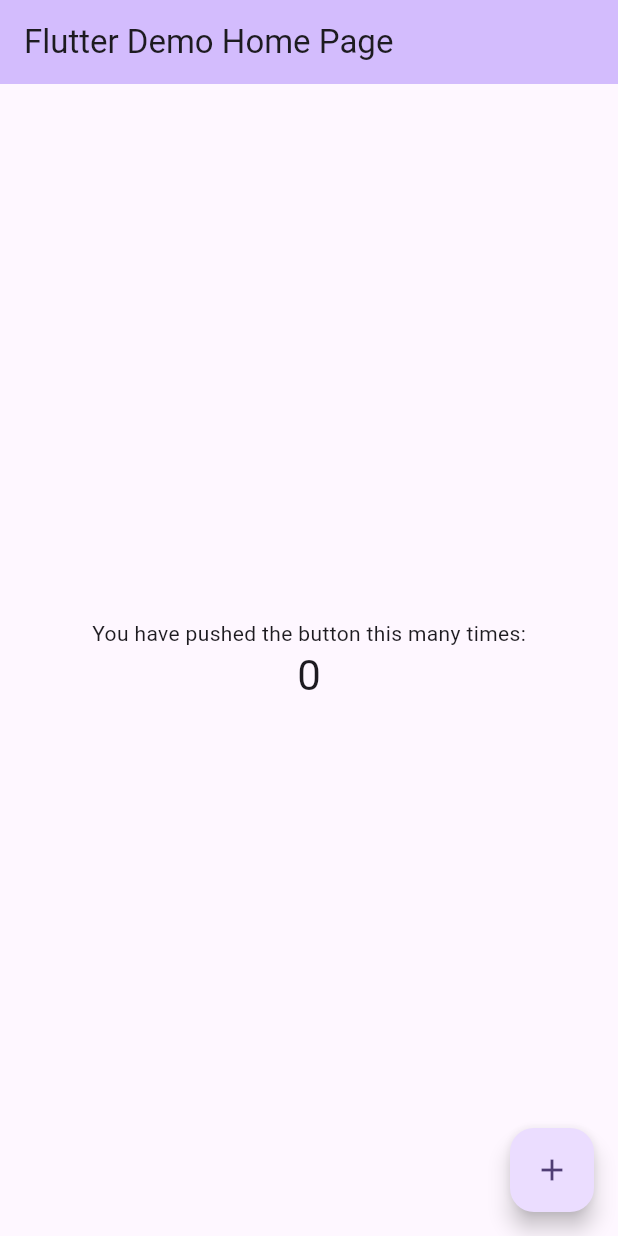
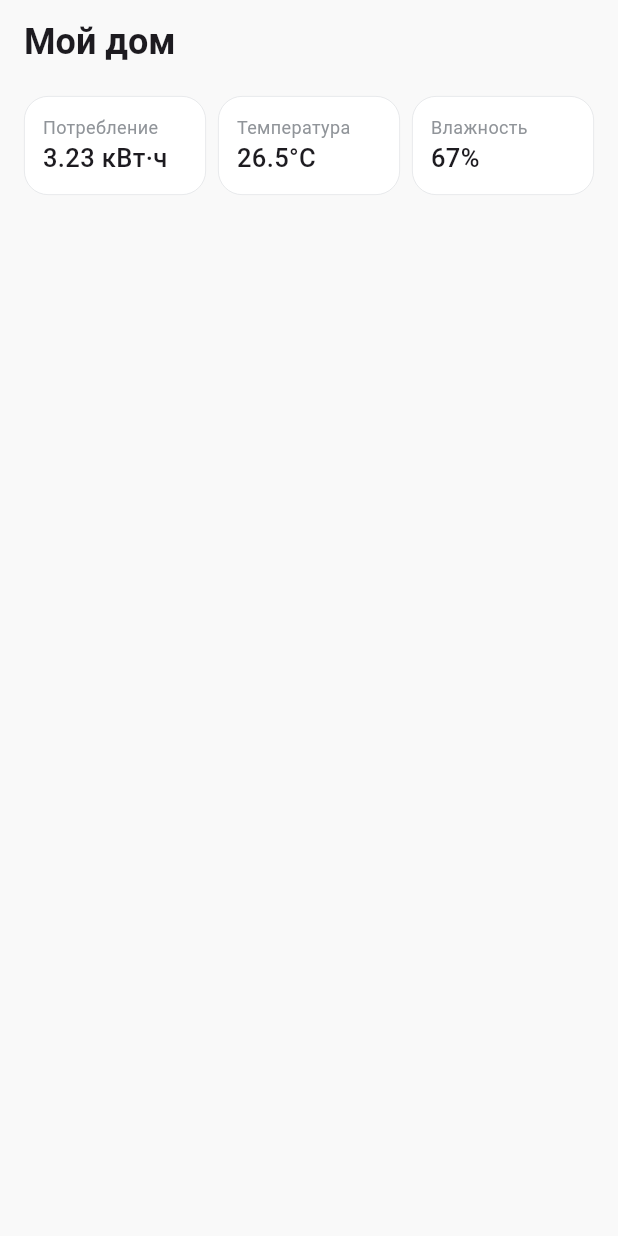
Before and after one commit to nikolay-potehin/assignment-task, a Flutter app: the screen it shows after launch, on a phone screen of 412 x 824 dp. Run offline on Flutter 3.47's test engine with Material 2 defaults, Android fonts, the phone set to English and light mode, and no system bars.

Commit message:
home_page & stats

```diff
--- /dev/null
+++ b/lib/home.dart
@@ -0,0 +1,88 @@
+import 'package:flutter/material.dart';
+
+class HomePage extends StatelessWidget {
+  const HomePage({super.key});
+
+  @override
+  Widget build(BuildContext context) {
+    return Scaffold(
+      body: const SingleChildScrollView(
+        padding: EdgeInsets.symmetric(horizontal: 16, vertical: 8),
+        child: Column(
+          children: [
+            Row(
+              mainAxisAlignment: MainAxisAlignment.spaceBetween,
+              children: [
+                StatCard(title: 'Потребление', value: '3.23 кВт·ч'),
+                SizedBox(width: 8),
+                StatCard(title: 'Температура', value: '26.5°C'),
+                SizedBox(width: 8),
+                StatCard(title: 'Влажность', value: '67%'),
+              ],
+            ),
+          ],
+        ),
+      ),
+      appBar: _appBar(),
+    );
+  }
+
+  AppBar _appBar() {
+    return AppBar(
+      title: const Text(
+        'Мой дом',
+        style: TextStyle(
+          fontSize: 24,
+          fontWeight: FontWeight.w600,
+        ),
+      ),
+    );
+  }
+}
+
+class StatCard extends StatelessWidget {
+  const StatCard({
+    super.key,
+    required this.title,
+    required this.value,
+  });
+
+  final String title;
+  final String value;
+
+  @override
+  Widget build(BuildContext context) {
+    return Expanded(
+      child: Container(
+        padding: const EdgeInsets.all(12),
+        decoration: BoxDecoration(
+          color: Colors.white,
+          borderRadius: BorderRadius.circular(16),
+          border: Border.all(
+            color: const Color.fromRGBO(225, 227, 230, 1),
+            width: 0.5,
+          ),
+        ),
+        child: Column(
+          crossAxisAlignment: CrossAxisAlignment.start,
+          children: [
+            Text(
+              title,
+              style: const TextStyle(
+                color: Color.fromRGBO(144, 148, 153, 1),
+                fontSize: 12,
+              ),
+            ),
+            Text(
+              value,
+              style: const TextStyle(
+                fontSize: 17,
+                fontWeight: FontWeight.w500,
+              ),
+            ),
+          ],
+        ),
+      ),
+    );
+  }
+}
--- a/lib/main.dart
+++ b/lib/main.dart
@@ -1,3 +1,4 @@
+import 'package:assignment_task/home.dart';
 import 'package:flutter/material.dart';
 
 void main() {
@@ -7,119 +8,16 @@ void main() {
 class MyApp extends StatelessWidget {
   const MyApp({super.key});
 
-  // This widget is the root of your application.
   @override
   Widget build(BuildContext context) {
     return MaterialApp(
-      title: 'Flutter Demo',
       theme: ThemeData(
-        // This is the theme of your application.
-        //
-        // TRY THIS: Try running your application with "flutter run". You'll see
-        // the application has a blue toolbar. Then, without quitting the app,
-        // try changing the seedColor in the colorScheme below to Colors.green
-        // and then invoke "hot reload" (save your changes or press the "hot
-        // reload" button in a Flutter-supported IDE, or press "r" if you used
-        // the command line to start the app).
-        //
-        // Notice that the counter didn't reset back to zero; the application
-        // state is not lost during the reload. To reset the state, use hot
-        // restart instead.
-        //
-        // This works for code too, not just values: Most code changes can be
-        // tested with just a hot reload.
-        colorScheme: ColorScheme.fromSeed(seedColor: Colors.deepPurple),
-        useMaterial3: true,
-      ),
-      home: const MyHomePage(title: 'Flutter Demo Home Page'),
+          useMaterial3: true,
+          scaffoldBackgroundColor: const Color.fromRGBO(249, 249, 249, 1),
+          appBarTheme: const AppBarTheme(
+            backgroundColor: Color.fromRGBO(249, 249, 249, 1),
+          )),
+      home: const HomePage(),
     );
   }
 }
-
-class MyHomePage extends StatefulWidget {
-  const MyHomePage({super.key, required this.title});
-
-  // This widget is the home page of your application. It is stateful, meaning
-  // that it has a State object (defined below) that contains fields that affect
-  // how it looks.
-
-  // This class is the configuration for the state. It holds the values (in this
-  // case the title) provided by the parent (in this case the App widget) and
-  // used by the build method of the State. Fields in a Widget subclass are
-  // always marked "final".
-
-  final String title;
-
-  @override
-  State<MyHomePage> createState() => _MyHomePageState();
-}
-
-class _MyHomePageState extends State<MyHomePage> {
-  int _counter = 0;
-
-  void _incrementCounter() {
-    setState(() {
-      // This call to setState tells the Flutter framework that something has
-      // changed in this State, which causes it to rerun the build method below
-      // so that the display can reflect the updated values. If we changed
-      // _counter without calling setState(), then the build method would not be
-      // called again, and so nothing would appear to happen.
-      _counter++;
-    });
-  }
-
-  @override
-  Widget build(BuildContext context) {
-    // This method is rerun every time setState is called, for instance as done
-    // by the _incrementCounter method above.
-    //
-    // The Flutter framework has been optimized to make rerunning build methods
-    // fast, so that you can just rebuild anything that needs updating rather
-    // than having to individually change instances of widgets.
-    return Scaffold(
-      appBar: AppBar(
-        // TRY THIS: Try changing the color here to a specific color (to
-        // Colors.amber, perhaps?) and trigger a hot reload to see the AppBar
-        // change color while the other colors stay the same.
-        backgroundColor: Theme.of(context).colorScheme.inversePrimary,
-        // Here we take the value from the MyHomePage object that was created by
-        // the App.build method, and use it to set our appbar title.
-        title: Text(widget.title),
-      ),
-      body: Center(
-        // Center is a layout widget. It takes a single child and positions it
-        // in the middle of the parent.
-        child: Column(
-          // Column is also a layout widget. It takes a list of children and
-          // arranges them vertically. By default, it sizes itself to fit its
-          // children horizontally, and tries to be as tall as its parent.
-          //
-          // Column has various properties to control how it sizes itself and
-          // how it positions its children. Here we use mainAxisAlignment to
-          // center the children vertically; the main axis here is the vertical
-          // axis because Columns are vertical (the cross axis would be
-          // horizontal).
-          //
-          // TRY THIS: Invoke "debug painting" (choose the "Toggle Debug Paint"
-          // action in the IDE, or press "p" in the console), to see the
-          // wireframe for each widget.
-          mainAxisAlignment: MainAxisAlignment.center,
-          children: <Widget>[
-            const Text(
-              'You have pushed the button this many times:',
-            ),
-            Text(
-              '$_counter',
-              style: Theme.of(context).textTheme.headlineMedium,
-            ),
-          ],
-        ),
-      ),
-      floatingActionButton: FloatingActionButton(
-        onPressed: _incrementCounter,
-        tooltip: 'Increment',
-        child: const Icon(Icons.add),
-      ), // This trailing comma makes auto-formatting nicer for build methods.
-    );
-  }
-}
```
